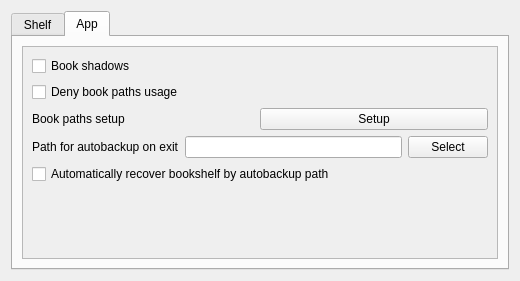
Qt form app/ui/settings.ui (brookite/Project-Bookshelf) before a commit.
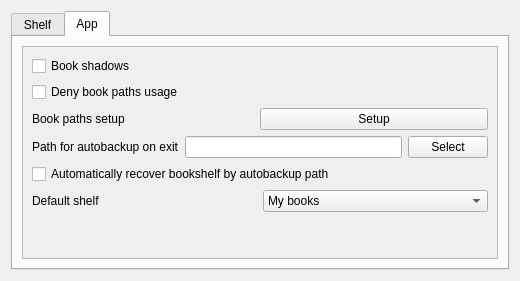
The same form after that commit. The open tabs and pages were chosen to show the change.

```diff
--- a/app/ui/settings.ui
+++ b/app/ui/settings.ui
@@ -89,8 +89,8 @@
            <rect>
             <x>0</x>
             <y>0</y>
-            <width>353</width>
-            <height>161</height>
+            <width>478</width>
+            <height>215</height>
            </rect>
           </property>
           <layout class="QVBoxLayout" name="verticalLayout_3">
@@ -157,6 +157,26 @@
              </property>
             </widget>
            </item>
+           <item>
+            <layout class="QHBoxLayout" name="horizontalLayout_4">
+             <item>
+              <widget class="QLabel" name="label_4">
+               <property name="text">
+                <string>Default shelf</string>
+               </property>
+              </widget>
+             </item>
+             <item>
+              <widget class="QComboBox" name="defaultShelf">
+               <item>
+                <property name="text">
+                 <string>My books</string>
+                </property>
+               </item>
+              </widget>
+             </item>
+            </layout>
+           </item>
            <item>
             <spacer name="verticalSpacer">
              <property name="orientation">
```
